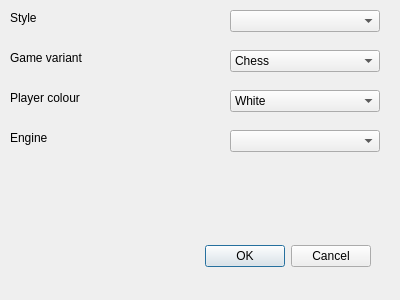
This is settingsdialog.ui in fire-lizard/QBoard as Qt 5 draws it before an edit. The edited form follows.
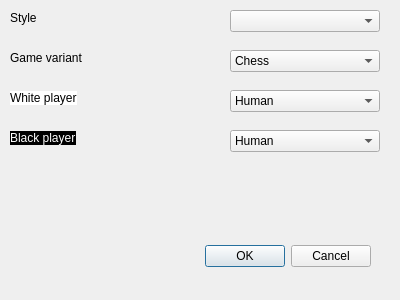
This is the edited form.

Commit message: "Stop engine" button added

Diff of the .ui file:
```diff
--- a/settingsdialog.ui
+++ b/settingsdialog.ui
@@ -44,7 +44,7 @@
     <rect>
      <x>10</x>
      <y>10</y>
-     <width>80</width>
+     <width>100</width>
      <height>16</height>
     </rect>
    </property>
@@ -97,7 +97,7 @@
     <rect>
      <x>10</x>
      <y>50</y>
-     <width>80</width>
+     <width>100</width>
      <height>16</height>
     </rect>
    </property>
@@ -116,7 +116,7 @@
    </property>
    <item>
     <property name="text">
-     <string>White</string>
+     <string>Human</string>
     </property>
    </item>
    <item>
@@ -130,12 +130,12 @@
     <rect>
      <x>10</x>
      <y>90</y>
-     <width>80</width>
+     <width>100</width>
      <height>16</height>
     </rect>
    </property>
    <property name="text">
-    <string>Player colour</string>
+    <string>&lt;html&gt;&lt;head/&gt;&lt;body&gt;&lt;p&gt;&lt;span style=&quot;background:#ffffff;&quot;&gt;White player&lt;/span&gt;&lt;/p&gt;&lt;/body&gt;&lt;/html&gt;</string>
    </property>
   </widget>
   <widget class="QComboBox" name="engineComboBox">
@@ -147,18 +147,28 @@
      <height>22</height>
     </rect>
    </property>
+   <item>
+    <property name="text">
+     <string>Human</string>
+    </property>
+   </item>
+   <item>
+    <property name="text">
+     <string>Pulsar</string>
+    </property>
+   </item>
   </widget>
   <widget class="QLabel" name="engineLabel">
    <property name="geometry">
     <rect>
      <x>10</x>
      <y>130</y>
-     <width>80</width>
+     <width>100</width>
      <height>16</height>
     </rect>
    </property>
    <property name="text">
-    <string>Engine</string>
+    <string>&lt;html&gt;&lt;head/&gt;&lt;body&gt;&lt;p&gt;&lt;span style=&quot;color:#ffffff;background:#000000;&quot;&gt;Black player&lt;/span&gt;&lt;/p&gt;&lt;/body&gt;&lt;/html&gt;</string>
    </property>
   </widget>
  </widget>
```
Left out of the diff: 10 changed lines with no effect on the pictures. The commit also changes 21 other files.
